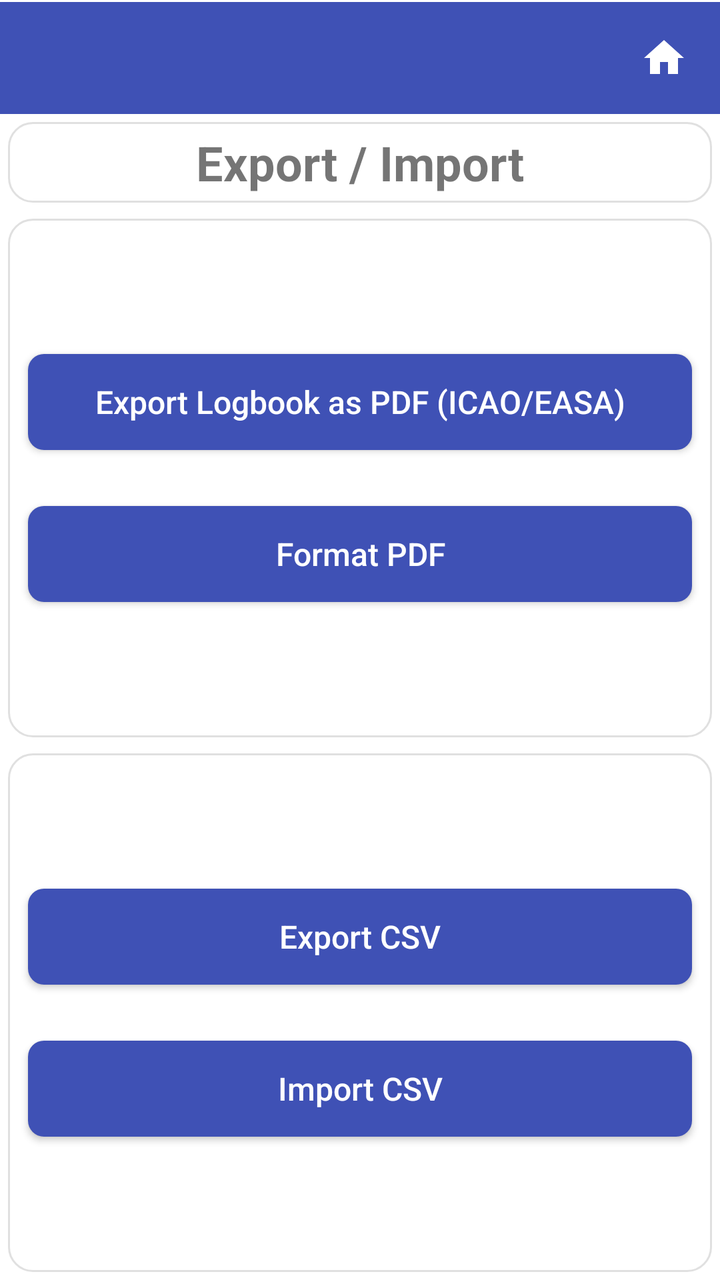
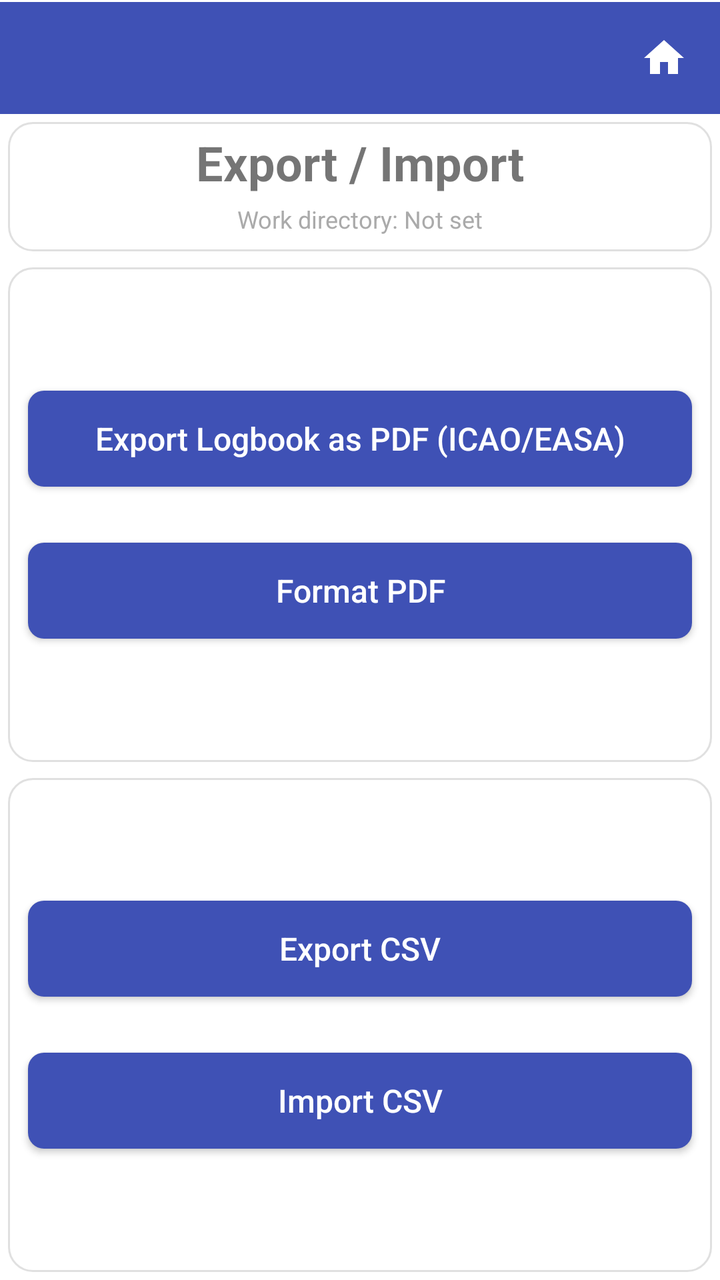

Two renders of the same Android screen: before a commit and after it. Below are the layout's source before the change and the commit's diff.
<!-- AndroidManifest.xml: application theme Theme.StripToLogbook.View -->
<!-- res/layout/activity_export_import.xml -->
<?xml version="1.0" encoding="utf-8"?>
<LinearLayout xmlns:android="http://schemas.android.com/apk/res/android"
    android:layout_width="match_parent"
    android:layout_height="match_parent"
    android:orientation="vertical">

    
    <include layout="@layout/view_app_toolbar" />

    
    <LinearLayout
        style="@style/Card.Surface"
        android:layout_width="match_parent"
        android:layout_height="wrap_content"
        android:autoSizeTextType="uniform"
        android:orientation="vertical"
        android:gravity="center">

        <TextView
            android:layout_width="wrap_content"
            android:layout_height="wrap_content"
            android:text="Export / Import"
            android:textSize="24sp"
            android:textStyle="bold" />

    </LinearLayout>

    
    
    <LinearLayout
        style="@style/Card.Surface"
        android:layout_width="match_parent"
        android:layout_height="match_parent"
        android:orientation="vertical"
        android:layout_weight="1"
        android:layout_marginTop="6dp"
        android:gravity="center">

        <Button
            android:id="@+id/btn_export_pdf"
            style="@style/PrimaryButtonStyle"
            android:layout_width="match_parent"
            android:layout_height="wrap_content"
            android:text="Export Logbook as PDF (ICAO/EASA)" />

        <Space
            android:layout_width="match_parent"
            android:layout_height="16dp" />

        <Button
            android:id="@+id/btn_format_pdf"
            style="@style/PrimaryButtonStyle"
            android:layout_width="match_parent"
            android:layout_height="wrap_content"
            android:text="Format PDF" />

    </LinearLayout>

    <LinearLayout
        style="@style/Card.Surface"
        android:layout_width="match_parent"
        android:layout_height="match_parent"
        android:orientation="vertical"
        android:layout_weight="1"
        android:layout_marginTop="6dp"
        android:gravity="center">

        <Button
            android:id="@+id/btn_export_csv"
            style="@style/PrimaryButtonStyle"
            android:layout_width="match_parent"
            android:layout_height="wrap_content"
            android:text="Export CSV" />

        <Space
            android:layout_width="match_parent"
            android:layout_height="16dp" />

        <Button
            android:id="@+id/btn_import_csv"
            style="@style/PrimaryButtonStyle"
            android:layout_width="match_parent"
            android:layout_height="wrap_content"
            android:text="Import CSV" />

    </LinearLayout>
</LinearLayout>
<!-- res/layout/view_app_toolbar.xml (included above) -->
<?xml version="1.0" encoding="utf-8"?>
<LinearLayout xmlns:android="http://schemas.android.com/apk/res/android"
    android:id="@+id/toolbar_container"
    android:layout_width="match_parent"
    android:layout_height="wrap_content"
    android:orientation="vertical"
    android:background="@color/colorPrimary">

    <View
        android:id="@+id/status_bar_spacer"
        android:layout_width="match_parent"
        android:layout_height="0dp"
        android:background="@color/colorPrimary" />

    <View
        android:layout_width="match_parent"
        android:layout_height="1dp"
        android:background="@color/surface" />

    <LinearLayout
        android:layout_width="match_parent"
        android:layout_height="wrap_content"
        android:orientation="horizontal"
        android:gravity="center_vertical"
        android:background="@color/colorPrimary">

        <androidx.appcompat.widget.Toolbar
            android:id="@+id/toolbar"
            style="@style/ToolbarStyle"
            android:layout_width="0dp"
            android:layout_height="wrap_content"
            android:layout_weight="1"
            android:background="@color/colorPrimary"
            android:minHeight="?attr/actionBarSize" />

        <ImageButton
            android:id="@+id/btn_home"
            android:layout_width="?attr/actionBarSize"
            android:layout_height="?attr/actionBarSize"
            android:background="?attr/selectableItemBackgroundBorderless"
            android:contentDescription="Home"
            android:src="@drawable/ic_home" />
    </LinearLayout>
</LinearLayout>
<!-- resources referenced by this layout -->
<resources>
  <color name="colorPrimary">#3F51B5</color>
  <color name="surface">#FFFFFFFF</color>
  <!-- drawable ic_home (drawable) -->
  <?xml version="1.0" encoding="utf-8"?>
  <vector xmlns:android="http://schemas.android.com/apk/res/android"
      android:width="24dp"
      android:height="24dp"
      android:viewportWidth="24"
      android:viewportHeight="24">
      <path
          android:fillColor="@color/surface"
          android:pathData="M10,20v-6h4v6h5v-8h3L12,3 2,12h3v8z" />
  </vector>
  <style name="Card.Surface">
          <item name="android:background">@drawable/bg_card</item>
          <item name="android:padding">4dp</item>
          <item name="android:layout_margin">4dp</item>
      </style>
  <style name="PrimaryButtonStyle" parent="Widget.AppCompat.Button">
          <item name="android:background">@drawable/bg_button_primary</item>
          <item name="android:textColor">@color/surface</item>
          <item name="android:textSize">16sp</item>
          <item name="android:layout_margin">6dp</item>
          <item name="android:textAllCaps">false</item>
          <item name="android:gravity">center</item>
      </style>
  <style name="ToolbarStyle" parent="Widget.AppCompat.Toolbar">
          <item name="android:background">@color/colorPrimary</item>
          <item name="titleTextAppearance">@style/ToolbarTitleStyle</item>
      </style>
  <!-- drawable bg_card (drawable) -->
  <?xml version="1.0" encoding="utf-8"?>
  <shape xmlns:android="http://schemas.android.com/apk/res/android">
      <solid android:color="@color/surface" />
      <corners android:radius="12dp" />
      <stroke android:width="1dp"
          android:color="@color/border" />
  </shape>
  <!-- drawable bg_button_primary (drawable) -->
  <?xml version="1.0" encoding="utf-8"?>
  <shape xmlns:android="http://schemas.android.com/apk/res/android">
      <solid android:color="@color/colorPrimary" />
      <corners android:radius="8dp" />
  </shape>
  <style name="ToolbarTitleStyle" parent="Widget.AppCompat.EditText">
          
          <item name="android:textColor">@color/surface</item>
          <item name="tint">@android:color/white</item>
      </style>
  <color name="purple_500">#FF6200EE</color>
  <color name="purple_700">#FF3700B3</color>
  <color name="teal_200">#FF03DAC5</color>
  <color name="dropdown_background">#FFFFFFFF</color>
  <style name="NoBackgroundTextView" parent="Widget.AppCompat.TextView">
          <item name="android:background">@null</item>
      </style>
  <style name="MyAutoCompleteTextViewStyle" parent="Widget.AppCompat.AutoCompleteTextView">
          <item name="android:textSize">16sp</item>
          <item name="android:textColor">@color/text_primary</item>
          <item name="android:fontFamily">sans-serif</item>
          <item name="android:popupBackground">@color/dropdown_background</item>
      </style>
  <style name="ToolbarNavButtonStyle" parent="Widget.AppCompat.Toolbar.Button.Navigation">
          <item name="android:tint">@color/surface</item>
      </style>
  <color name="border">#E0E0E0</color>
  <!-- drawable edittext_background (drawable) -->
  <selector xmlns:android="http://schemas.android.com/apk/res/android">
      <item android:state_enabled="false"
          android:drawable="@android:color/transparent" />
      <item android:drawable="@drawable/edittext_background_shape" />
  
  
  
  </selector>
  <color name="text_primary">#DE000000</color>
  <!-- drawable edittext_background_shape (drawable) -->
  <shape xmlns:android="http://schemas.android.com/apk/res/android">
      <solid android:color="@color/edittext_background_color" />
      <corners android:radius="4dp" />
      
      <stroke android:width="1dp" android:color="@color/edittext_stroke_color" />
  </shape>
  <color name="edittext_background_color">#F5F5F5</color>
  <color name="edittext_stroke_color">#DDDDDD</color>
  <!-- unchanged entries left out for length: 2 -->
</resources>

<!-- the commit's change to res/layout/activity_export_import.xml (unified diff, before → after) -->
@@ -23,9 +23,19 @@
             android:textSize="24sp"
             android:textStyle="bold" />
 
+        <TextView
+            android:id="@+id/txt_work_directory"
+            android:layout_width="match_parent"
+            android:layout_height="wrap_content"
+            android:gravity="center"
+            android:paddingTop="4dp"
+            android:paddingBottom="4dp"
+            android:text="Work directory: Not set"
+            android:textColor="@android:color/darker_gray"
+            android:textSize="12sp" />
+
     </LinearLayout>
 
-    
     
     <LinearLayout
         style="@style/Card.Surface"
@@ -56,6 +66,7 @@
 
     </LinearLayout>
 
+    
     <LinearLayout
         style="@style/Card.Surface"
         android:layout_width="match_parent"
